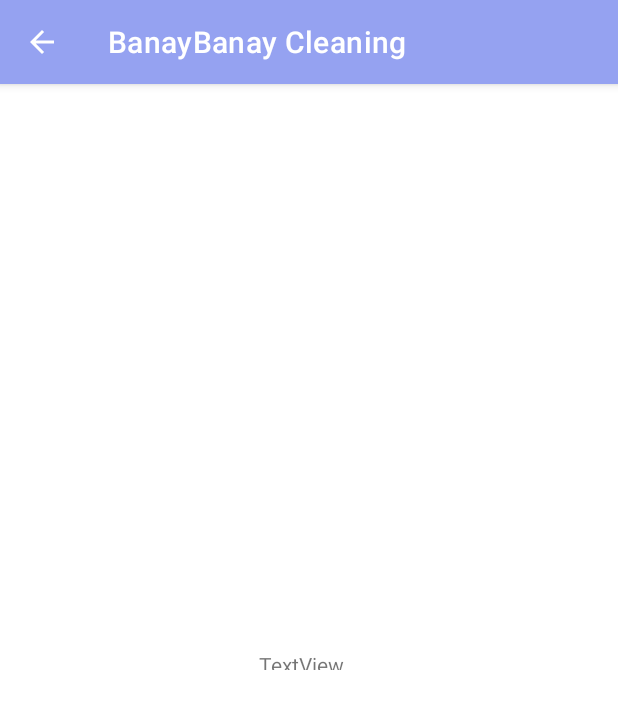
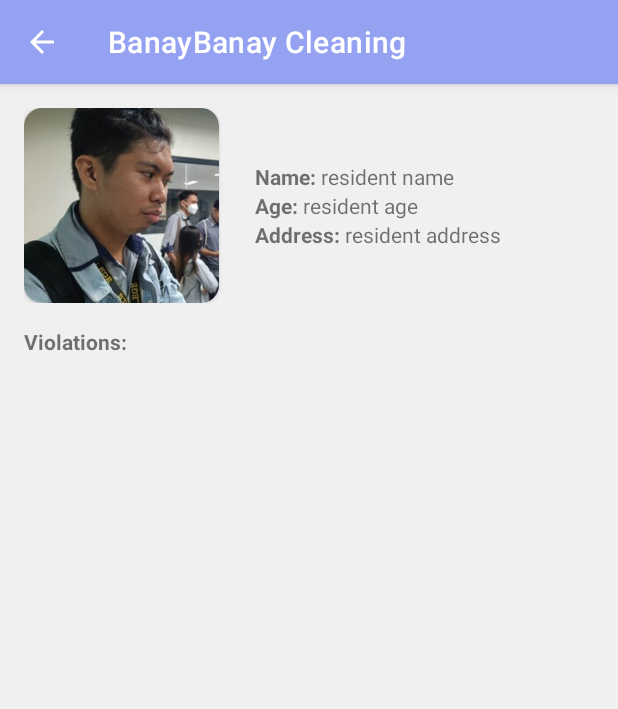
Before and after one commit to Grrom/barangay_cleaning, an Android app: the ResidentActivity screen opened directly, with no data from a screen before it, on a phone screen of 412 x 824 dp. Shown: the top 709 px of the screen. Run offline under Robolectric (Android 15) with nearby library versions, the phone set to English and light mode, and no system bars; 5 statements that could not run were skipped.

Commit message:
create violation row

```diff
--- a/app/src/main/java/com/example/barangay_cleaning/models/ResidentsAdapter.java
+++ b/app/src/main/java/com/example/barangay_cleaning/models/ResidentsAdapter.java
@@ -29,7 +29,7 @@ public class ResidentsAdapter  extends RecyclerView.Adapter<ResidentsAdapter.MyV
     @NonNull
     @Override
     public ResidentsAdapter.MyViewHolder onCreateViewHolder(@NonNull ViewGroup parent, int viewType) {
-        return new ResidentsAdapter.MyViewHolder(LayoutInflater.from(context).inflate(R.layout.list_item_row, parent , false));
+        return new ResidentsAdapter.MyViewHolder(LayoutInflater.from(context).inflate(R.layout.resident_item_row, parent , false));
     }
 
     @Override
--- a/app/src/main/java/com/example/barangay_cleaning/views/ResidentActivity.java
+++ b/app/src/main/java/com/example/barangay_cleaning/views/ResidentActivity.java
@@ -7,6 +7,7 @@ import android.content.Intent;
 import android.os.Bundle;
 import android.util.Log;
 import android.view.MenuItem;
+import android.widget.ImageView;
 import android.widget.TextView;
 
 import com.example.barangay_cleaning.R;
@@ -20,11 +21,18 @@ public class ResidentActivity extends AppCompatActivity {
         setContentView(R.layout.activity_resident);
 
 
-        TextView textView = findViewById(R.id.textView);
+        TextView name = findViewById(R.id.resident_name);
+        TextView age = findViewById(R.id.resident_age);
+        TextView address = findViewById(R.id.resident_address);
+        ImageView image = findViewById(R.id.resident_image);
 
         Resident resident = (Resident) getIntent().getSerializableExtra("resident");
         getSupportActionBar().setTitle(resident.getName());
-        textView.setText(resident.getName());
+
+        name.setText(resident.getName());
+        age.setText(String.valueOf(resident.getAge()));
+        address.setText(resident.getAddress());
+        image.setImageResource(resident.getImage());
     }
 
     @Override
--- a/app/src/main/res/layout/activity_resident.xml
+++ b/app/src/main/res/layout/activity_resident.xml
@@ -1,18 +1,110 @@
 <?xml version="1.0" encoding="utf-8"?>
-<androidx.constraintlayout.widget.ConstraintLayout xmlns:android="http://schemas.android.com/apk/res/android"
+
+<ScrollView
+    xmlns:android="http://schemas.android.com/apk/res/android"
     xmlns:app="http://schemas.android.com/apk/res-auto"
     xmlns:tools="http://schemas.android.com/tools"
     android:layout_width="match_parent"
     android:layout_height="match_parent"
-    tools:context=".views.ResidentActivity">
+    android:background="@color/bg_light"
+    >
 
-    <TextView
-        android:id="@+id/textView"
-        android:layout_width="67dp"
-        android:layout_height="13dp"
-        android:text="TextView"
-        app:layout_constraintBottom_toBottomOf="parent"
-        app:layout_constraintEnd_toEndOf="parent"
-        app:layout_constraintStart_toStartOf="parent"
-        app:layout_constraintTop_toTopOf="parent" />
-</androidx.constraintlayout.widget.ConstraintLayout>
+    <androidx.appcompat.widget.LinearLayoutCompat
+        android:layout_width="match_parent"
+        android:layout_height="match_parent"
+        tools:context=".views.ResidentActivity"
+        android:padding="16dp"
+        android:orientation="vertical"
+        >
+
+        <LinearLayout
+            android:layout_width="match_parent"
+            android:layout_height="wrap_content"
+            android:orientation="horizontal"
+            >
+            <androidx.cardview.widget.CardView
+                android:layout_width="wrap_content"
+                android:layout_height="wrap_content"
+                app:cardCornerRadius="12dp"
+                >
+                <ImageView
+                    android:id="@+id/resident_image"
+                    android:layout_width="130dp"
+                    android:layout_height="130dp"
+                    android:src="@drawable/temp_profile"
+                    />
+            </androidx.cardview.widget.CardView>
+
+            <LinearLayout
+                android:layout_width="wrap_content"
+                android:layout_height="match_parent"
+                android:layout_marginHorizontal="24dp"
+                android:gravity="center_vertical"
+                android:orientation="vertical"
+                >
+
+                <LinearLayout
+                    android:layout_width="wrap_content"
+                    android:layout_height="wrap_content">
+                    <TextView
+                        android:layout_width="wrap_content"
+                        android:layout_height="wrap_content"
+                        android:text="Name: "
+                        android:textStyle="bold"
+                        />
+                    <TextView
+                        android:id="@+id/resident_name"
+                        android:layout_width="wrap_content"
+                        android:layout_height="wrap_content"
+                        android:text="resident name"
+                        />
+                </LinearLayout>
+                <LinearLayout
+                    android:layout_width="wrap_content"
+                    android:layout_height="wrap_content">
+                    <TextView
+                        android:layout_width="wrap_content"
+                        android:layout_height="wrap_content"
+                        android:text="Age: "
+                        android:textStyle="bold"
+                        />
+                    <TextView
+                        android:id="@+id/resident_age"
+                        android:layout_width="wrap_content"
+                        android:layout_height="wrap_content"
+                        android:text="resident age"
+                        />
+                </LinearLayout>
+                <LinearLayout
+                    android:layout_width="wrap_content"
+                    android:layout_height="wrap_content">
+                    <TextView
+                        android:layout_width="wrap_content"
+                        android:layout_height="wrap_content"
+                        android:text="Address: "
+                        android:textStyle="bold"
+                        />
+                    <TextView
+                        android:id="@+id/resident_address"
+                        android:layout_width="wrap_content"
+                        android:layout_height="wrap_content"
+                        android:text="resident address"
+                        />
+                </LinearLayout>
+            </LinearLayout>
+        </LinearLayout>
+
+        <LinearLayout
+            android:layout_width="match_parent"
+            android:layout_height="wrap_content"
+            android:layout_marginVertical="16dp"
+            >
+            <TextView
+                android:layout_width="wrap_content"
+                android:layout_height="wrap_content"
+                android:text="Violations:"
+                android:textStyle="bold"
+                />
+        </LinearLayout>
+    </androidx.appcompat.widget.LinearLayoutCompat>
+</ScrollView>
```
Also changed, not shown: app/src/main/res/layout/violation_item_row.xml (added, +125 -0 lines), app/src/main/res/layout/resident_item_row.xml (renamed from app/src/main/res/layout/list_item_row.xml).
